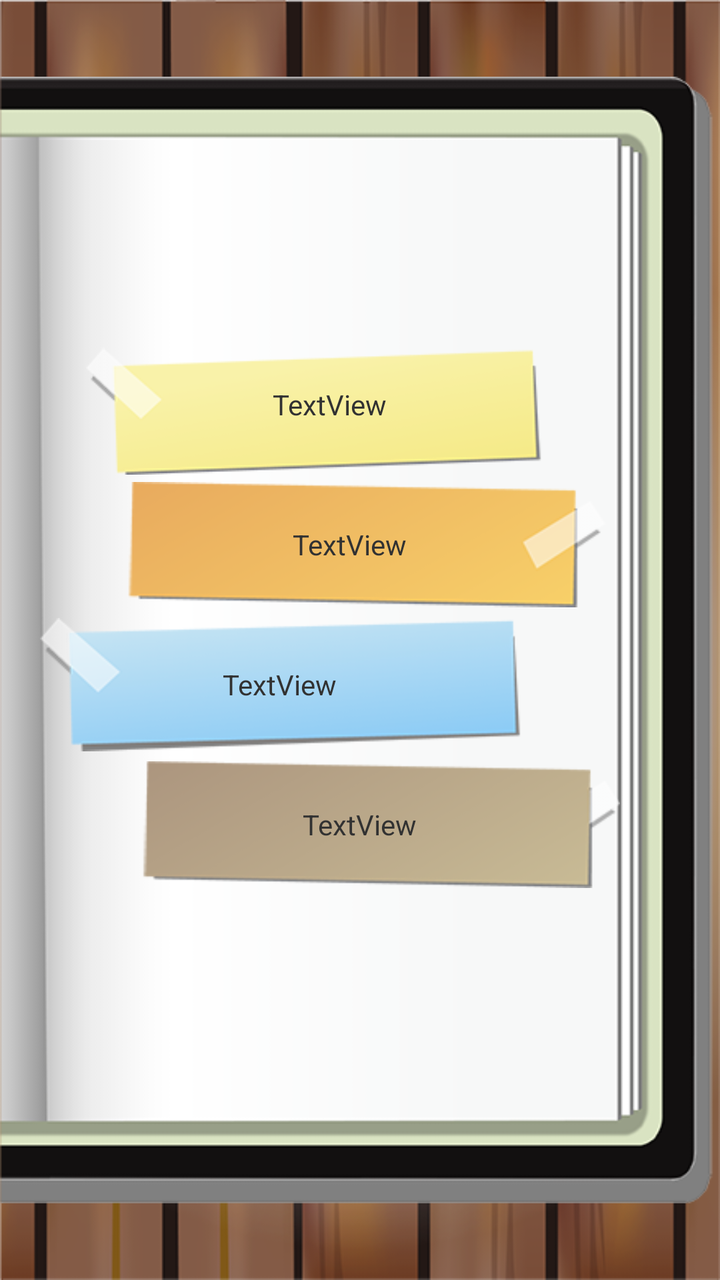
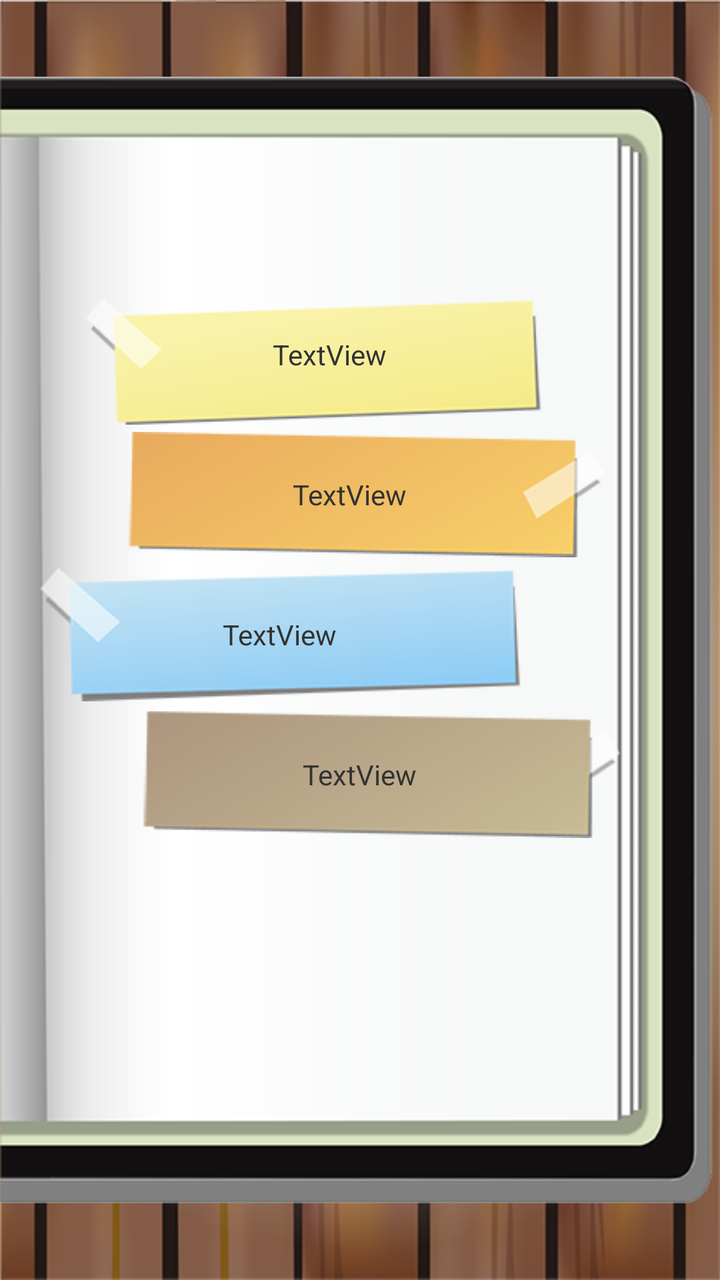

Before-and-after screenshots of an Android layout around one commit, followed by the original layout XML and the change that was made.
<!-- AndroidManifest.xml: application theme AppTheme -->
<!-- res/layout/activity_main.xml -->
<RelativeLayout xmlns:android="http://schemas.android.com/apk/res/android"
    xmlns:tools="http://schemas.android.com/tools"
    android:layout_width="match_parent"
    android:layout_height="match_parent"
    android:background="@drawable/bg_wood"
    tools:context=".MainActivity" >

    <ImageView
        android:id="@+id/imageView1"
        android:layout_width="match_parent"
        android:layout_height="match_parent"
        android:layout_alignParentLeft="true"
        android:src="@drawable/bg_book" />

    <LinearLayout
        android:id="@+id/linearLayout1"
        android:layout_width="match_parent"
        android:layout_height="wrap_content"
        android:layout_centerInParent="true"
        android:orientation="vertical" >

        <RelativeLayout
            android:layout_width="match_parent"
            android:layout_height="wrap_content" >

            <ImageButton
                android:id="@+id/btn_1"
                android:layout_width="match_parent"
                android:layout_height="70dp"
                android:background="@color/transparent"
                android:paddingLeft="20dp"
                android:paddingRight="30dp"
                android:scaleType="fitCenter"
                android:src="@drawable/btn_01" />

            <TextView
                android:id="@+id/text_1"
                android:layout_width="wrap_content"
                android:layout_height="wrap_content"
                android:layout_centerInParent="true"
                android:paddingRight="30dp"
                android:text="TextView" />
        </RelativeLayout>

        <RelativeLayout
            android:layout_width="match_parent"
            android:layout_height="wrap_content" >

            <ImageButton
                android:id="@+id/btn_2"
                android:layout_width="match_parent"
                android:layout_height="70dp"
                android:background="@color/transparent"
                android:paddingLeft="20dp"
                android:paddingRight="50dp"
                android:scaleType="fitCenter"
                android:src="@drawable/btn_02" />

            <TextView
                android:id="@+id/text_2"
                android:layout_width="wrap_content"
                android:layout_height="wrap_content"
                android:layout_centerInParent="true"
                android:paddingRight="10dp"
                android:text="TextView" />
        </RelativeLayout>

        <RelativeLayout
            android:layout_width="match_parent"
            android:layout_height="wrap_content" >

            <ImageButton
                android:id="@+id/btn_3"
                android:layout_width="match_parent"
                android:layout_height="70dp"
                android:background="@color/transparent"
                android:paddingLeft="20dp"
                android:paddingRight="50dp"
                android:scaleType="fitCenter"
                android:src="@drawable/btn_03" />

            <TextView
                android:id="@+id/text_3"
                android:layout_width="wrap_content"
                android:layout_height="wrap_content"
                android:layout_centerInParent="true"
                android:paddingRight="80dp"
                android:text="TextView" />
        </RelativeLayout>

        <RelativeLayout
            android:layout_width="match_parent"
            android:layout_height="wrap_content" >

            <ImageButton
                android:id="@+id/btn_4"
                android:layout_width="match_parent"
                android:layout_height="70dp"
                android:background="@color/transparent"
                android:paddingLeft="20dp"
                android:paddingRight="50dp"
                android:scaleType="fitCenter"
                android:src="@drawable/btn_04" />

            <TextView
                android:id="@+id/text_4"
                android:layout_width="wrap_content"
                android:layout_height="wrap_content"
                android:layout_centerInParent="true"
                android:text="TextView" />
        </RelativeLayout>

        <LinearLayout
            android:layout_width="match_parent"
            android:layout_height="wrap_content"
            android:orientation="vertical" >

            <ImageView
                android:id="@+id/imageView2"
                android:layout_width="wrap_content"
                android:layout_height="wrap_content"
                android:layout_gravity="center"
                android:src="@android:drawable/divider_horizontal_dark" />

            <TextView
                android:id="@+id/textView1"
                android:layout_width="wrap_content"
                android:layout_height="wrap_content"
                android:layout_gravity="center"
                android:textAppearance="?android:attr/textAppearanceMedium"
                android:text="" />

        </LinearLayout>

    </LinearLayout>

</RelativeLayout>
<!-- resources referenced by this layout -->
<resources>
  <color name="transparent">#00000000</color>
  <!-- drawable bg_book: png bitmap (drawable-mdpi, 14514 bytes) -->
  <!-- drawable bg_wood: png bitmap (drawable-mdpi, 216225 bytes) -->
  <!-- drawable btn_01: png bitmap (drawable-mdpi, 8864 bytes) -->
  <!-- drawable btn_02: png bitmap (drawable-mdpi, 8736 bytes) -->
  <!-- drawable btn_03: png bitmap (drawable-mdpi, 9684 bytes) -->
  <!-- drawable btn_04: png bitmap (drawable-mdpi, 8318 bytes) -->
  <style name="AppTheme" parent="AppBaseTheme">
          
      </style>
  <style name="AppBaseTheme" parent="android:Theme.Light">
  	    <item name="android:windowNoTitle">true</item>
          
      </style>
</resources>

<!-- the commit's change to res/layout/activity_main.xml (unified diff, before → after) -->
@@ -113,7 +113,8 @@
         <LinearLayout
             android:layout_width="match_parent"
             android:layout_height="wrap_content"
-            android:orientation="vertical" >
+            android:orientation="vertical"
+            android:paddingTop="50dp" >
 
             <ImageView
                 android:id="@+id/imageView2"
